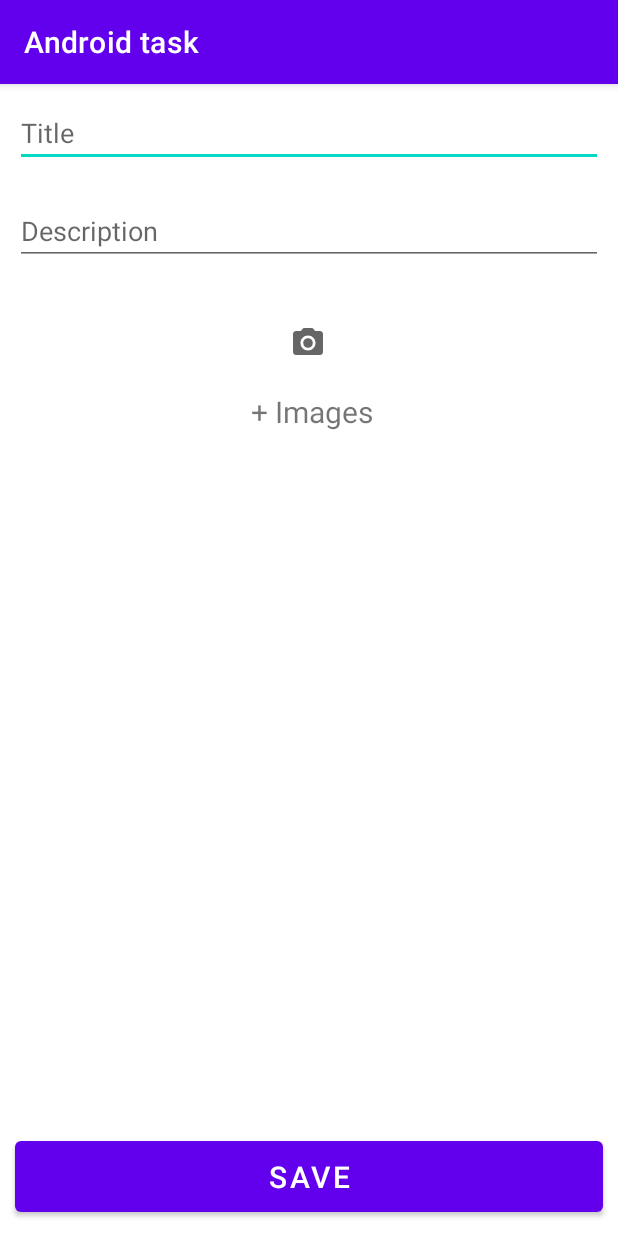
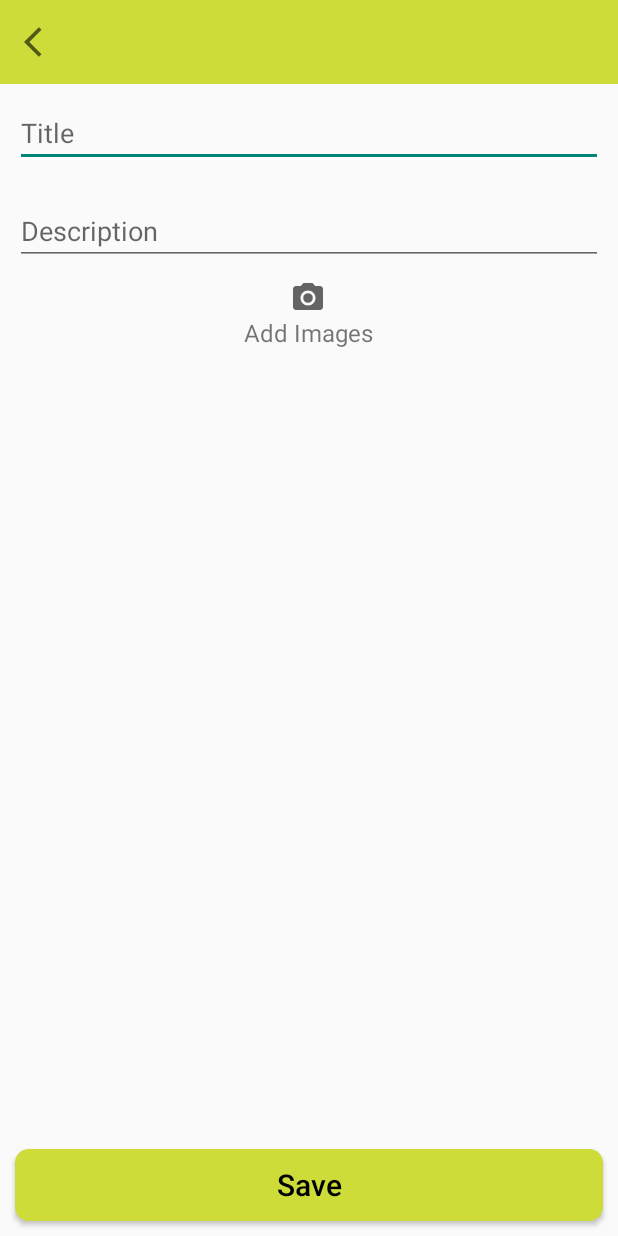
Before and after one commit to shivamsgithub/Make-Notes-App, an Android app: the screen it shows after launch (AddNotesActivity), after a tap on "+ Add Note", on a phone screen of 412 x 824 dp. Run offline under Robolectric (Android 15) with nearby library versions, the phone set to English and light mode, and no system bars; libraries missing offline, so code that uses them is left out: com.karumi.dexter; 1 statement that could not run was skipped.

Commit message:
Worked on Themes, Colors, UI.

```diff
--- a/app/src/main/AndroidManifest.xml
+++ b/app/src/main/AndroidManifest.xml
@@ -14,12 +14,14 @@
         android:supportsRtl="true"
         android:theme="@style/Theme.AndroidTask">
         <activity
+            android:theme="@style/Theme.AppCompat.DayNight.NoActionBar"
             android:name=".activity.AddNotesActivity"
             android:exported="false" />
         <activity
             android:name=".activity.NotesDetailsActivity"
             android:exported="false" />
         <activity
+            android:theme="@style/Theme.AppCompat.DayNight.NoActionBar"
             android:name=".activity.HomeActivity"
             android:exported="false" />
         <activity
--- a/app/src/main/java/com/shivam/androidtask/activity/AddNotesActivity.java
+++ b/app/src/main/java/com/shivam/androidtask/activity/AddNotesActivity.java
@@ -23,6 +23,7 @@ import android.widget.TextView;
 import android.widget.Toast;
 
 import androidx.appcompat.app.AppCompatActivity;
+import androidx.appcompat.widget.Toolbar;
 import androidx.recyclerview.widget.RecyclerView;
 
 import com.karumi.dexter.Dexter;
@@ -86,7 +87,14 @@ public class AddNotesActivity extends AppCompatActivity {
             finish();
         });
 
-
+        Toolbar toolbar = findViewById(R.id.toolbar);
+        toolbar.setNavigationIcon(R.drawable.ic_baseline_arrow_back_ios_24); // your drawable
+        toolbar.setNavigationOnClickListener(new View.OnClickListener() {
+            @Override
+            public void onClick(View v) {
+                onBackPressed();
+            }
+        });
     }
 
     @Override
@@ -268,18 +276,4 @@ public class AddNotesActivity extends AppCompatActivity {
                 .onSameThread()
                 .check();
     }
-
-//    public void sendNoteToHome(){
-//        btnSaveMote.setOnClickListener(view -> {
-//
-//            String title = etTitle.getText().toString();
-//            String description = etDescription.getText().toString();
-//            Intent intent = new Intent(AddNotesActivity.this, HomeActivity.class);
-//
-//            intent.putExtra("title", title);
-//            intent.putExtra("description", description);
-////            intent.putExtra("image", bs.toByteArray());
-//            startActivity(intent);
-//        });
-//    }
 }
--- a/app/src/main/java/com/shivam/androidtask/activity/HomeActivity.java
+++ b/app/src/main/java/com/shivam/androidtask/activity/HomeActivity.java
@@ -2,10 +2,12 @@ package com.shivam.androidtask.activity;
 
 import android.content.Intent;
 import android.os.Bundle;
+import android.view.View;
 import android.widget.Button;
 import android.widget.TextView;
 
 import androidx.appcompat.app.AppCompatActivity;
+import androidx.appcompat.widget.Toolbar;
 import androidx.recyclerview.widget.LinearLayoutManager;
 import androidx.recyclerview.widget.RecyclerView;
 
@@ -28,6 +30,9 @@ public class HomeActivity extends AppCompatActivity {
     protected void onCreate(Bundle savedInstanceState) {
         super.onCreate(savedInstanceState);
         setContentView(R.layout.activity_home);
+
+        Toolbar toolbar = findViewById(R.id.toolbar_home);
+        toolbar.setTitle("Notes");
 
         rvAllNotes = findViewById(R.id.rv_notes);
         btnAddNote = findViewById(R.id.btn_add_note);
--- /dev/null
+++ b/app/src/main/res/drawable/ic_baseline_arrow_back_ios_24.xml
@@ -0,0 +1,10 @@
+<vector xmlns:android="http://schemas.android.com/apk/res/android"
+    android:width="24dp"
+    android:height="24dp"
+    android:viewportWidth="24"
+    android:viewportHeight="24"
+    android:tint="?attr/colorControlNormal">
+  <path
+      android:fillColor="@android:color/white"
+      android:pathData="M11.67,3.87L9.9,2.1 0,12l9.9,9.9 1.77,-1.77L3.54,12z"/>
+</vector>
--- a/app/src/main/res/layout/activity_add_notes.xml
+++ b/app/src/main/res/layout/activity_add_notes.xml
@@ -7,6 +7,12 @@
     android:layout_height="match_parent"
     tools:context=".activity.AddNotesActivity">
 
+    <androidx.appcompat.widget.Toolbar
+        android:id="@+id/toolbar"
+        android:layout_width="match_parent"
+        android:layout_height="?attr/actionBarSize"
+        android:background="#CDDC39"/>
+
     <EditText
         android:id="@+id/etTitle"
         android:layout_width="match_parent"
@@ -14,6 +20,7 @@
         android:layout_margin="10dp"
         android:gravity="top|left"
         android:hint="Title"
+        android:layout_below="@id/toolbar"
         android:inputType="textMultiLine"
         android:textColor="@color/black"
         android:textSize="18sp" />
@@ -30,11 +37,33 @@
         android:textSize="18sp"
         android:layout_below="@id/etTitle"/>
 
+    <LinearLayout
+        android:id="@+id/ll_add_image"
+        android:layout_width="wrap_content"
+        android:layout_height="wrap_content"
+        android:layout_below="@id/etDescription"
+        android:layout_centerHorizontal="true"
+        android:orientation="vertical">
+
+        <ImageView
+            android:layout_width="wrap_content"
+            android:layout_height="wrap_content"
+            android:layout_gravity="center"
+            android:src="@drawable/ic_baseline_photo_camera_24" />
+
+        <TextView
+            android:layout_width="wrap_content"
+            android:layout_height="wrap_content"
+            android:text="Add Images"
+            android:textSize="16sp" />
+
+    </LinearLayout>
+
     <androidx.recyclerview.widget.RecyclerView
         android:id="@+id/rv_image_list"
         android:layout_width="match_parent"
         android:layout_height="wrap_content"
-        android:layout_below="@id/etDescription"
+        android:layout_below="@id/ll_add_image"
         android:layout_marginStart="10dp"
         android:layout_marginTop="10dp"
         android:layout_marginEnd="10dp"
@@ -42,39 +71,22 @@
         android:orientation="horizontal"
         app:layoutManager="androidx.recyclerview.widget.LinearLayoutManager" />
 
-    <LinearLayout
-        android:id="@+id/ll_add_image"
-        android:layout_width="wrap_content"
-        android:layout_height="wrap_content"
-        android:orientation="vertical"
-        android:layout_centerHorizontal="true"
-        android:layout_below="@id/rv_image_list">
-
-        <ImageView
-            android:layout_width="wrap_content"
-            android:layout_height="wrap_content"
-            android:layout_margin="10dp"
-            android:src="@drawable/ic_baseline_photo_camera_24"
-            android:layout_gravity="center"/>
-
-        <TextView
-            android:layout_width="wrap_content"
-            android:layout_height="wrap_content"
-            android:text=" + Images"
-            android:layout_margin="10dp"
-            android:textSize="20sp"/>
-
-    </LinearLayout>
-
     <Button
         android:id="@+id/btn_save_note"
         android:layout_width="match_parent"
         android:layout_height="wrap_content"
+        android:layout_alignParentBottom="true"
+        android:layout_marginStart="10dp"
+        android:layout_marginTop="10dp"
+        android:layout_marginEnd="10dp"
+        android:layout_marginBottom="10dp"
+        android:background="@drawable/bg_9dp"
+        android:backgroundTint="@color/myGreen"
+        android:padding="10dp"
         android:text="Save"
-        android:textSize="20sp"
-        android:padding="10dp"
-        android:layout_margin="10dp"
-        android:layout_alignParentBottom="true"/>
+        android:textAllCaps="false"
+        android:textColor="@color/black"
+        android:textSize="20sp" />
 
     <ImageView
         android:id="@+id/profile_image"
--- a/app/src/main/res/layout/delete_dialog.xml
+++ b/app/src/main/res/layout/delete_dialog.xml
@@ -36,7 +36,7 @@
             android:paddingVertical="5dp"
             android:paddingHorizontal="10dp"
             android:background="@drawable/edit_text_bg"
-            android:textColor="@color/purple_500"
+            android:textColor="@color/myGreen"
             android:textStyle="bold"
             android:textSize="18sp" />
 
@@ -51,7 +51,7 @@
             android:textStyle="bold"
             android:text="Cancel"
             android:textSize="18sp"
-            android:textColor="@color/purple_500"/>
+            android:textColor="@color/myGreen"/>
 
     </LinearLayout>
 
--- a/app/src/main/res/values/colors.xml
+++ b/app/src/main/res/values/colors.xml
@@ -7,4 +7,6 @@
     <color name="teal_700">#FF018786</color>
     <color name="black">#FF000000</color>
     <color name="white">#FFFFFFFF</color>
+    <color name="myGreen">#CDDC39</color>
+
 </resources>
--- a/app/src/main/res/values/themes.xml
+++ b/app/src/main/res/values/themes.xml
@@ -2,8 +2,8 @@
     <!-- Base application theme. -->
     <style name="Theme.AndroidTask" parent="Theme.MaterialComponents.DayNight.DarkActionBar">
         <!-- Primary brand color. -->
-        <item name="colorPrimary">@color/purple_500</item>
-        <item name="colorPrimaryVariant">@color/purple_700</item>
+        <item name="colorPrimary">#CDDC39</item>
+        <item name="colorPrimaryVariant">#7C7979</item>
         <item name="colorOnPrimary">@color/white</item>
         <!-- Secondary brand color. -->
         <item name="colorSecondary">@color/teal_200</item>
```
Also changed, not shown: app/src/main/res/layout/activity_home.xml (+11 -6 lines), app/src/main/res/layout/list_item_notes.xml (+15 -3 lines).
